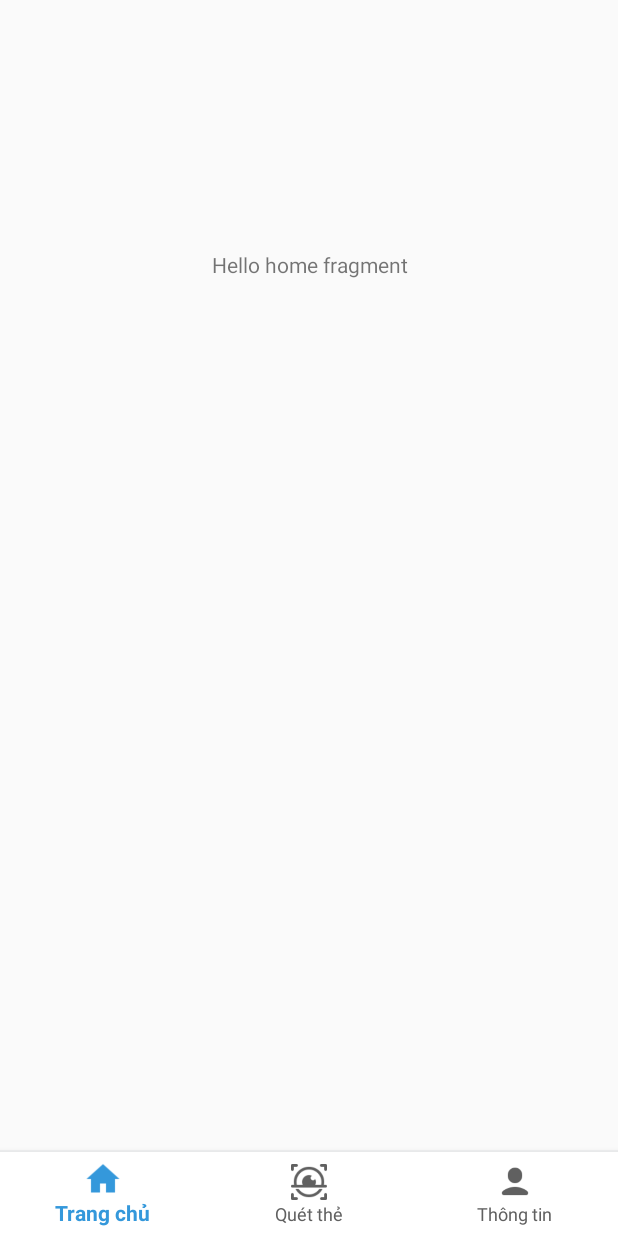
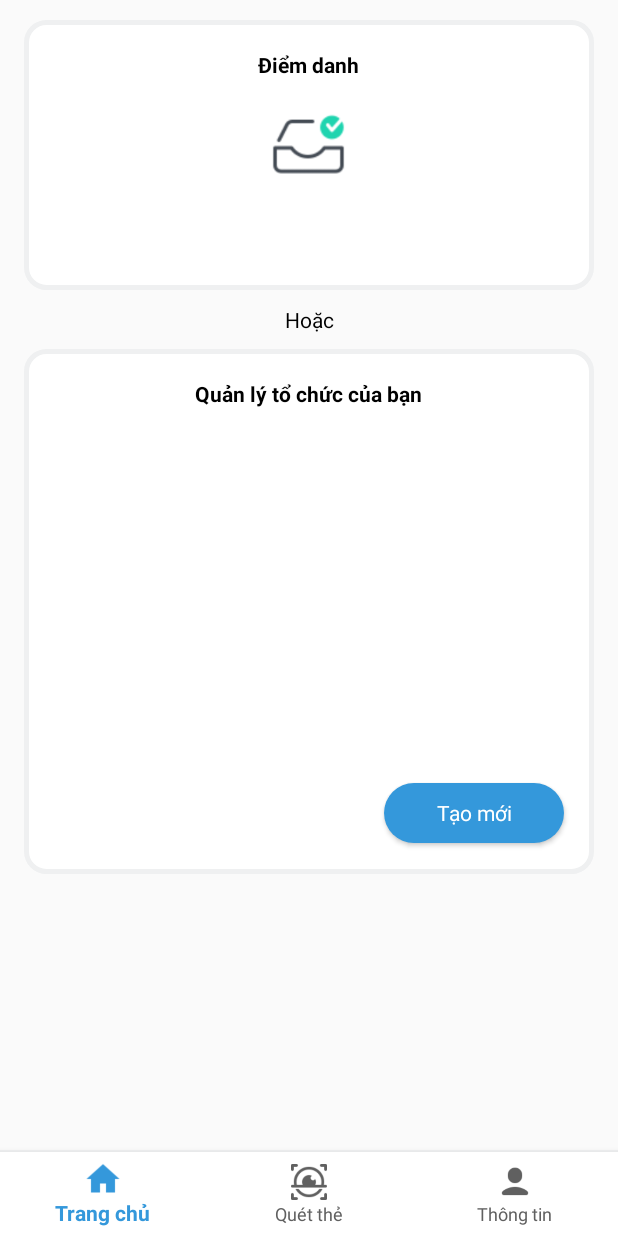
Before and after one commit to the-document/Attendance-Manager, an Android app: the fragment HomeFragment placed in its activity, on a phone screen of 412 x 824 dp. Run offline under Robolectric (Android 15) with nearby library versions, the light colour scheme and no system bars.

Commit message:
make card checkin and organization container

```diff
--- /dev/null
+++ b/CheckMeIn/app/src/main/res/drawable/custom_button_create_organization.xml
@@ -0,0 +1,8 @@
+<?xml version="1.0" encoding="utf-8"?>
+<shape xmlns:android="http://schemas.android.com/apk/res/android"
+    android:shape="rectangle" >
+
+    <corners android:radius="30px"/>
+    <solid android:color="@color/colorPrimary" />
+
+</shape>
--- /dev/null
+++ b/CheckMeIn/app/src/main/res/drawable/custom_checkin_card.xml
@@ -0,0 +1,10 @@
+<?xml version="1.0" encoding="utf-8"?>
+<shape xmlns:android="http://schemas.android.com/apk/res/android"
+    android:shape="rectangle" >
+
+    <size android:width="380dp" android:height="180dp"/>
+    <corners android:radius="20px"/>
+    <stroke android:color="@color/line" android:width="3dp"/>
+    <solid android:color="@color/white" />
+
+</shape>
--- /dev/null
+++ b/CheckMeIn/app/src/main/res/drawable/custom_container_organization.xml
@@ -0,0 +1,10 @@
+<?xml version="1.0" encoding="utf-8"?>
+<shape xmlns:android="http://schemas.android.com/apk/res/android"
+    android:shape="rectangle" >
+
+    <size android:width="380dp" android:height="400dp"/>
+    <corners android:radius="20px"/>
+    <stroke android:color="@color/line" android:width="3dp"/>
+    <solid android:color="@color/white" />
+
+</shape>
--- a/CheckMeIn/app/src/main/res/layout/fragment_home.xml
+++ b/CheckMeIn/app/src/main/res/layout/fragment_home.xml
@@ -5,12 +5,77 @@
     android:layout_height="match_parent"
     tools:context=".HomeFragment">
 
-    <!-- TODO: Update blank fragment layout -->
-    <TextView
+    <LinearLayout
         android:layout_width="match_parent"
         android:layout_height="match_parent"
-        android:textAlignment="center"
-        android:paddingTop="250px"
-        android:text="@string/hello_home_fragment" />
+        android:orientation="vertical"
+        >
+
+        <LinearLayout
+            android:layout_width="380dp"
+            android:layout_height="180dp"
+            android:layout_gravity="center"
+            android:layout_marginTop="13dp"
+            android:background="@drawable/custom_checkin_card"
+            android:orientation="vertical"
+            >
+
+            <TextView
+                android:layout_width="wrap_content"
+                android:layout_height="wrap_content"
+                android:textStyle="bold"
+                android:text="@string/diem_danh"
+                android:layout_gravity="center"
+                android:layout_marginTop="20dp"
+                android:textColor="@color/black"/>
+
+            <ImageView
+                android:layout_width="50dp"
+                android:layout_height="wrap_content"
+                android:layout_gravity="center"
+                android:paddingTop="10dp"
+                android:src="@drawable/icon_checkin"/>
+        </LinearLayout>
+
+        <TextView
+            android:layout_width="match_parent"
+            android:layout_height="wrap_content"
+            android:text="@string/hoac"
+            android:layout_gravity="center"
+            android:textAlignment="center"
+            android:layout_margin="10dp"
+            android:textColor="@color/black"/>
+
+        <LinearLayout
+            android:layout_width="380dp"
+            android:layout_height="350dp"
+            android:layout_gravity="center"
+            android:orientation="vertical"
+            android:background="@drawable/custom_container_organization">
+
+            <TextView
+                android:layout_width="wrap_content"
+                android:layout_height="wrap_content"
+                android:textStyle="bold"
+                android:text="@string/quan_ly_to_chuc_cua_ban"
+                android:layout_gravity="center"
+                android:layout_marginTop="20dp"
+                android:textColor="@color/black"/>
+
+
+            <Button
+                android:layout_width="120dp"
+                android:layout_height="40dp"
+                android:text="@string/tao_moi"
+                android:layout_gravity="right"
+                android:layout_marginRight="20dp"
+                android:layout_marginTop="250dp"
+                android:textColor="@color/white"
+                android:fontFamily="Roboto"
+                android:textAllCaps="false"
+                android:background="@drawable/custom_button_create_organization"/>
+        </LinearLayout>
+    </LinearLayout>
+
 
 </FrameLayout>
--- a/CheckMeIn/app/src/main/res/values/colors.xml
+++ b/CheckMeIn/app/src/main/res/values/colors.xml
@@ -3,8 +3,14 @@
     <color name="colorPrimary">#3498DB</color>
     <color name="colorPrimaryDark">#303F9F</color>
     <color name="colorAccent">#FF4081</color>
+
+    <color name="black">#000</color>
+    <color name="white">#ffffff</color>
+
     <color name="backgroundNavigate">#fff</color>
     <color name="backgroundColor">#f2f2f2</color>
+
     <color name="tinIcon">#606060</color>
     <color name="line">#EFF0F1</color>
+
 </resources>
--- a/CheckMeIn/app/src/main/res/values/strings.xml
+++ b/CheckMeIn/app/src/main/res/values/strings.xml
@@ -8,4 +8,8 @@
 
     <!-- TODO: Remove or change this placeholder text -->
     <string name="hello_home_fragment">Hello home fragment</string>
+    <string name="diem_danh">Điểm danh</string>
+    <string name="hoac">Hoặc</string>
+    <string name="quan_ly_to_chuc_cua_ban">Quản lý tổ chức của bạn</string>
+    <string name="tao_moi">Tạo mới</string>
 </resources>
```
Also changed, not shown: CheckMeIn/app/src/main/res/drawable/icon_checkin.png (added).
